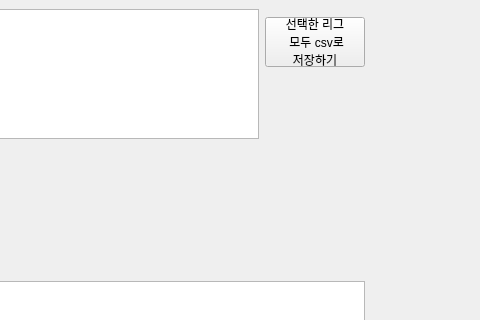
This is volley.ui in gustn3965/GetProVolleyBall as Qt 5 draws it before an edit; both pictures show x 575 to 1055 and y 0 to 320 of the 1055 by 778 pixel window. The edited form follows.
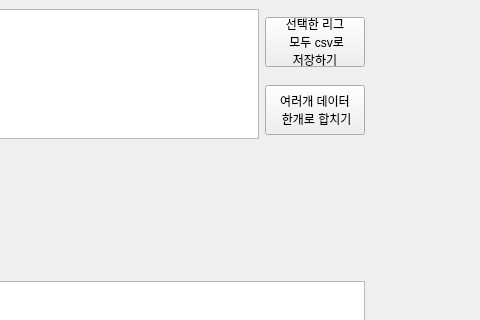
This is the edited form.

Commit message: add gui3.png

```diff
--- a/volley.ui
+++ b/volley.ui
@@ -202,6 +202,26 @@
         </property>
        </widget>
       </item>
+      <item row="4" column="4">
+       <widget class="QPushButton" name="pushButton_8">
+        <property name="minimumSize">
+         <size>
+          <width>100</width>
+          <height>50</height>
+         </size>
+        </property>
+        <property name="sizeIncrement">
+         <size>
+          <width>102</width>
+          <height>50</height>
+         </size>
+        </property>
+        <property name="text">
+         <string>여러개 데이터
+ 한개로 합치기</string>
+        </property>
+       </widget>
+      </item>
      </layout>
     </item>
    </layout>
```
The commit also changes 1 other file.
